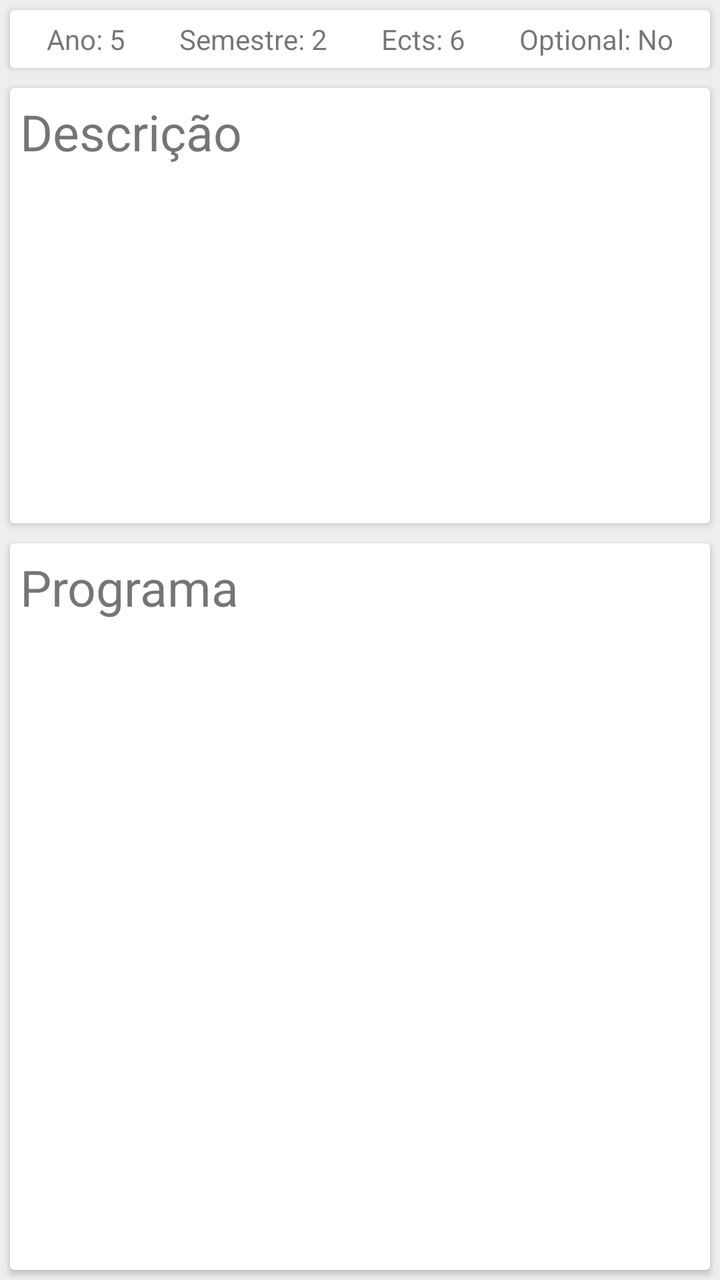
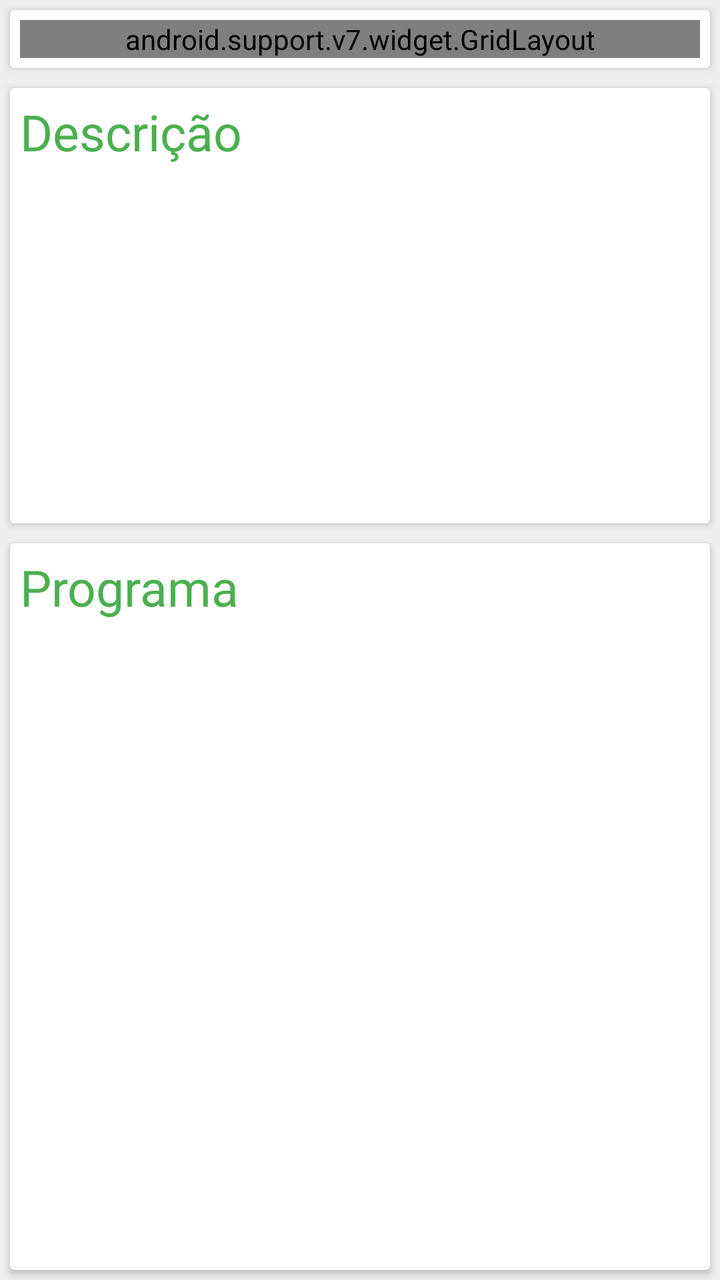

An Android layout rendered at two revisions. The XML below is the earlier revision; the diff shows what the commit changed to produce the second picture.
<!-- AndroidManifest.xml: application theme AppTheme -->
<!-- res/layout/degree_class_fragment.xml -->
<LinearLayout xmlns:android="http://schemas.android.com/apk/res/android"
    xmlns:app="http://schemas.android.com/apk/res-auto"
    xmlns:tools="http://schemas.android.com/tools"
    android:layout_width="match_parent"
    android:layout_height="match_parent"
    android:orientation="vertical"
    tools:context="pt.cmg.sweranker.fragments.DegreeClassFragment"
    android:background="@color/darkerBackground">

    <android.support.v7.widget.CardView
        android:layout_width="match_parent"
        android:layout_height="wrap_content"
        android:layout_margin="@dimen/card_margin"
        app:contentPadding="@dimen/card_inner_padding">

        <LinearLayout
            android:layout_width="match_parent"
            android:layout_height="match_parent"
            android:orientation="horizontal">

            <TextView
                android:id="@+id/year"
                android:layout_width="wrap_content"
                android:layout_height="wrap_content"
                android:layout_weight="1"
                android:gravity="center_horizontal"
                android:text="Ano: 5" />

            <TextView
                android:id="@+id/semester"
                android:layout_width="wrap_content"
                android:layout_height="wrap_content"
                android:layout_weight="1"
                android:gravity="center_horizontal"
                android:text="Semestre: 2" />

            <TextView
                android:id="@+id/ects"
                android:layout_width="wrap_content"
                android:layout_height="wrap_content"
                android:layout_weight="1"
                android:gravity="center_horizontal"
                android:text="Ects: 6" />

            <TextView
                android:id="@+id/optional"
                android:layout_width="wrap_content"
                android:layout_height="wrap_content"
                android:layout_weight="1"
                android:gravity="center_horizontal"
                android:text="Optional: No" />

        </LinearLayout>
    </android.support.v7.widget.CardView>

    <android.support.v7.widget.CardView
        android:layout_width="match_parent"
        android:layout_height="0px"
        android:layout_weight="3"
        android:layout_margin="@dimen/card_margin"
        app:contentPadding="@dimen/card_inner_padding">

        <LinearLayout
            android:layout_width="match_parent"
            android:layout_height="wrap_content"
            android:orientation="vertical">

            <TextView
                android:id="@+id/class_description_label"
                android:layout_width="match_parent"
                android:layout_height="wrap_content"
                android:text="@string/description"
                android:textSize="@dimen/degree_class_title_size" />

            <android.support.v4.widget.NestedScrollView
                android:layout_width="match_parent"
                android:layout_height="match_parent">

                <TextView
                    android:id="@+id/class_description_text"
                    android:layout_width="match_parent"
                    android:layout_height="wrap_content"
                    android:textSize="@dimen/degree_class_list_item_size" />


            </android.support.v4.widget.NestedScrollView>

        </LinearLayout>

    </android.support.v7.widget.CardView>

    <android.support.v7.widget.CardView
        android:layout_width="match_parent"
        android:layout_height="0px"
        android:layout_margin="@dimen/card_margin"
        android:layout_weight="5"
        app:contentPadding="@dimen/card_inner_padding">

        <LinearLayout
            android:layout_width="match_parent"
            android:layout_height="match_parent"
            android:orientation="vertical">

            <TextView
                android:id="@+id/class_curriculum"
                android:layout_width="match_parent"
                android:layout_height="wrap_content"
                android:text="@string/program"
                android:textSize="@dimen/degree_class_title_size" />

            <android.support.v7.widget.RecyclerView
                android:id="@+id/degree_program_list"
                android:layout_width="match_parent"
                android:layout_height="match_parent" />

        </LinearLayout>
    </android.support.v7.widget.CardView>

</LinearLayout>
<!-- resources referenced by this layout -->
<resources>
  <color name="darkerBackground">#eeeeee</color>
  <dimen name="card_inner_padding">5dp</dimen>
  <dimen name="card_margin">5dp</dimen>
  <dimen name="degree_class_list_item_size">15dp</dimen>
  <dimen name="degree_class_title_size">25dp</dimen>
  <string name="description">Descrição</string>
  <string name="program">Programa</string>
  <style name="AppTheme" parent="Theme.AppCompat.Light.NoActionBar">
          <item name="colorPrimary">@color/colorPrimary</item>
          <item name="colorPrimaryDark">@color/colorPrimaryDark</item>
          <item name="colorAccent">@color/colorAccent</item>
      </style>
  <color name="colorPrimary">#4caf50</color>
  <color name="colorPrimaryDark">#388e3c</color>
  <color name="colorAccent">#ffffff</color>
</resources>

<!-- the commit's change to res/layout/degree_class_fragment.xml (unified diff, before → after) -->
@@ -13,44 +13,112 @@
         android:layout_margin="@dimen/card_margin"
         app:contentPadding="@dimen/card_inner_padding">
 
-        <LinearLayout
+        <android.support.v7.widget.GridLayout xmlns:grid="http://schemas.android.com/apk/res-auto"
             android:layout_width="match_parent"
             android:layout_height="match_parent"
-            android:orientation="horizontal">
+            app:columnCount="4"
+            app:rowCount="2">
+
+            <TextView
+                android:id="@+id/textView2"
+                android:layout_width="wrap_content"
+                android:layout_height="wrap_content"
+                app:layout_column="0"
+                app:layout_row="0"
+                grid:layout_columnWeight="0"
+                android:text="@string/year"
+                android:textSize="@dimen/degree_class_list_item_size"
+                android:textColor="@color/colorPrimary" />
 
             <TextView
                 android:id="@+id/year"
                 android:layout_width="wrap_content"
                 android:layout_height="wrap_content"
-                android:layout_weight="1"
+                android:layout_alignParentStart="true"
+                android:layout_alignParentTop="true"
                 android:gravity="center_horizontal"
-                android:text="Ano: 5" />
+                android:text="5"
+                app:layout_column="1"
+                app:layout_row="0"
+                grid:layout_columnWeight="2"
+                android:textSize="@dimen/degree_class_list_item_size"
+                grid:layout_gravity="fill_horizontal" />
+
+            <TextView
+                android:id="@+id/textView3"
+                android:layout_width="wrap_content"
+                android:layout_height="wrap_content"
+                android:text="@string/semester"
+                app:layout_column="2"
+                app:layout_row="0"
+                grid:layout_columnWeight="0"
+                android:textSize="@dimen/degree_class_list_item_size"
+                android:textColor="@color/colorPrimary" />
 
             <TextView
                 android:id="@+id/semester"
                 android:layout_width="wrap_content"
                 android:layout_height="wrap_content"
-                android:layout_weight="1"
+                android:layout_alignParentRight="true"
                 android:gravity="center_horizontal"
-                android:text="Semestre: 2" />
+                android:text="2"
+                app:layout_column="3"
+                app:layout_row="0"
+                grid:layout_columnWeight="2"
+                android:textSize="@dimen/degree_class_list_item_size"
+                grid:layout_gravity="fill_horizontal" />
+
+            <TextView
+                android:id="@+id/textView4"
+                android:layout_width="wrap_content"
+                android:layout_height="wrap_content"
+                android:text="@string/ects"
+                app:layout_column="0"
+                app:layout_row="1"
+                grid:layout_columnWeight="0"
+                android:textSize="@dimen/degree_class_list_item_size"
+                android:textColor="@color/colorPrimary" />
 
             <TextView
                 android:id="@+id/ects"
                 android:layout_width="wrap_content"
                 android:layout_height="wrap_content"
-                android:layout_weight="1"
+                android:layout_alignParentLeft="true"
+                android:layout_below="@+id/year"
                 android:gravity="center_horizontal"
-                android:text="Ects: 6" />
+                android:text="6"
+                app:layout_column="1"
+                app:layout_row="1"
+                grid:layout_columnWeight="2"
+                android:textSize="@dimen/degree_class_list_item_size"
+                grid:layout_gravity="fill_horizontal" />
+
+            <TextView
+                android:id="@+id/textView5"
+                android:layout_width="wrap_content"
+                android:layout_height="wrap_content"
+                android:text="@string/optional"
+                app:layout_column="2"
+                app:layout_row="1"
+                grid:layout_columnWeight="0"
+                android:textSize="@dimen/degree_class_list_item_size"
+                android:textColor="@color/colorPrimary" />
 
             <TextView
                 android:id="@+id/optional"
                 android:layout_width="wrap_content"
                 android:layout_height="wrap_content"
-                android:layout_weight="1"
+                android:layout_alignParentRight="true"
+                android:layout_below="@+id/semester"
                 android:gravity="center_horizontal"
-                android:text="Optional: No" />
+                android:text="No"
+                app:layout_column="3"
+                app:layout_row="1"
+                grid:layout_columnWeight="2"
+                android:textSize="@dimen/degree_class_list_item_size"
+                grid:layout_gravity="fill_horizontal" />
 
-        </LinearLayout>
+        </android.support.v7.widget.GridLayout>
     </android.support.v7.widget.CardView>
 
     <android.support.v7.widget.CardView
@@ -70,7 +138,8 @@
                 android:layout_width="match_parent"
                 android:layout_height="wrap_content"
                 android:text="@string/description"
-                android:textSize="@dimen/degree_class_title_size" />
+                android:textSize="@dimen/degree_class_title_size"
+                android:textColor="@color/colorPrimary" />
 
             <android.support.v4.widget.NestedScrollView
                 android:layout_width="match_parent"
@@ -106,7 +175,8 @@
                 android:layout_width="match_parent"
                 android:layout_height="wrap_content"
                 android:text="@string/program"
-                android:textSize="@dimen/degree_class_title_size" />
+                android:textSize="@dimen/degree_class_title_size"
+                android:textColor="@color/colorPrimary" />
 
             <android.support.v7.widget.RecyclerView
                 android:id="@+id/degree_program_list"
<!-- resource entries referenced after the edit -->
@@ -3,10 +3,14 @@
   <color name="darkerBackground">#eeeeee</color>
   <dimen name="card_inner_padding">5dp</dimen>
   <dimen name="card_margin">5dp</dimen>
-  <dimen name="degree_class_list_item_size">15dp</dimen>
+  <dimen name="degree_class_list_item_size">17dp</dimen>
   <dimen name="degree_class_title_size">25dp</dimen>
   <string name="description">Descrição</string>
+  <string name="ects">ECTS</string>
+  <string name="optional">Opcional</string>
   <string name="program">Programa</string>
+  <string name="semester">Semestre</string>
+  <string name="year">Ano</string>
   <style name="AppTheme" parent="Theme.AppCompat.Light.NoActionBar">
           <item name="colorPrimary">@color/colorPrimary</item>
           <item name="colorPrimaryDark">@color/colorPrimaryDark</item>
